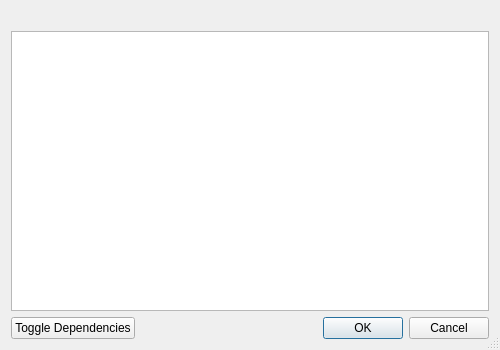
The window that launcher/ui/dialogs/ReviewMessageBox.ui (PrismLauncher/PrismLauncher) describes before a commit, drawn with Qt 5.
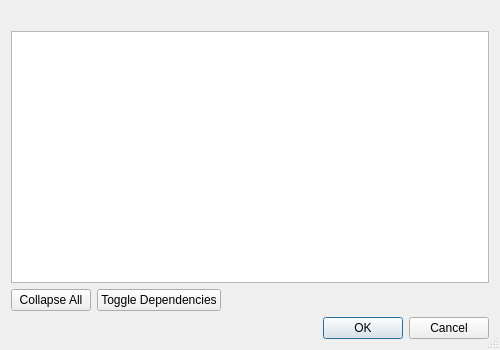
The same window after the commit.

Commit message: feat: add toggle to colapse/expand reviewed mods

What changed in the file:
```diff
--- a/launcher/ui/dialogs/ReviewMessageBox.ui
+++ b/launcher/ui/dialogs/ReviewMessageBox.ui
@@ -48,13 +48,6 @@
    </item>
    <item row="5" column="0" rowspan="2">
     <layout class="QHBoxLayout" name="horizontalLayout">
-     <item>
-      <widget class="QPushButton" name="toggleDepsButton">
-       <property name="text">
-        <string>Toggle Dependencies</string>
-       </property>
-      </widget>
-     </item>
      <item>
       <widget class="QLabel" name="onlyCheckedLabel"/>
      </item>
@@ -67,6 +60,37 @@
      </item>
     </layout>
    </item>
+   <item row="3" column="0">
+    <layout class="QHBoxLayout" name="horizontalLayout_2">
+     <item>
+      <widget class="QPushButton" name="minimizeButton">
+       <property name="text">
+        <string>Collapse All</string>
+       </property>
+      </widget>
+     </item>
+     <item>
+      <widget class="QPushButton" name="toggleDepsButton">
+       <property name="text">
+        <string>Toggle Dependencies</string>
+       </property>
+      </widget>
+     </item>
+     <item>
+      <spacer name="horizontalSpacer">
+       <property name="orientation">
+        <enum>Qt::Horizontal</enum>
+       </property>
+       <property name="sizeHint" stdset="0">
+        <size>
+         <width>40</width>
+         <height>20</height>
+        </size>
+       </property>
+      </spacer>
+     </item>
+    </layout>
+   </item>
   </layout>
  </widget>
  <resources/>
```
The commit also changes 3 other files.
